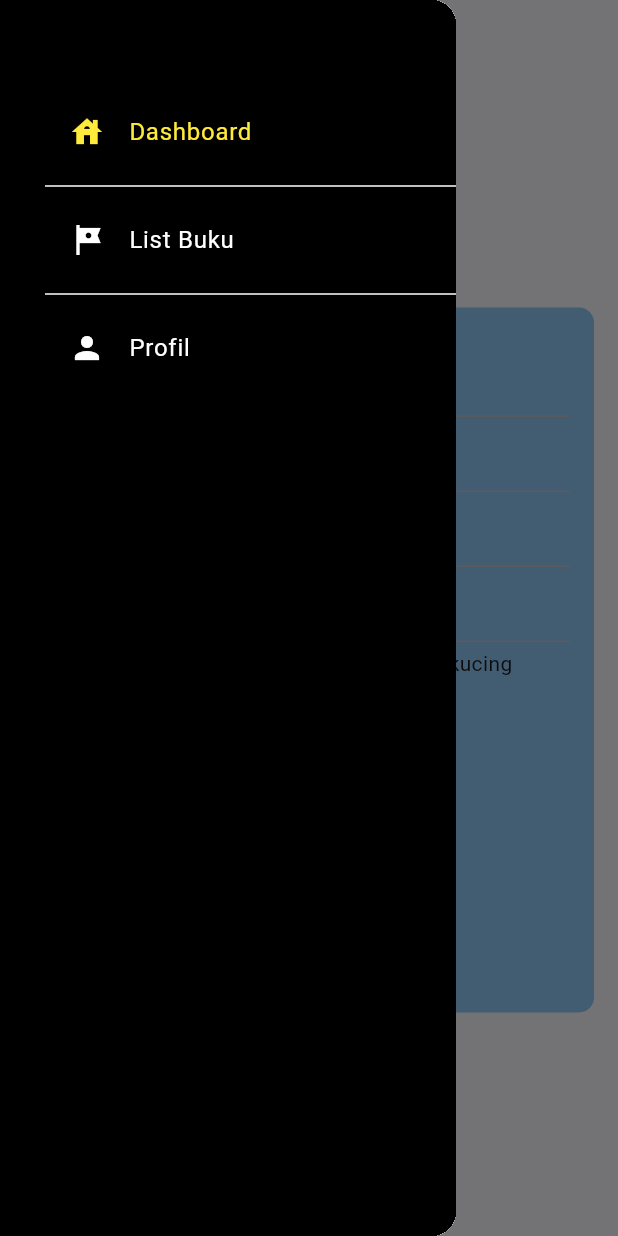
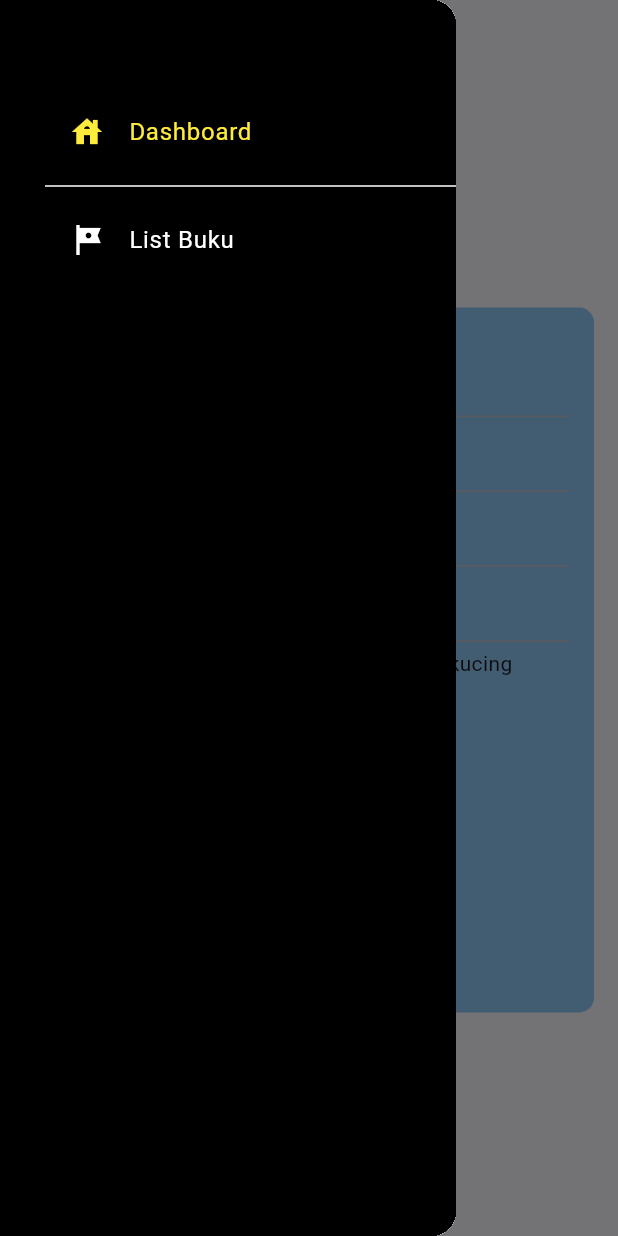
Before and after one commit to B08-PBP2023/bookify_mobile, a Flutter app: the ProfilPage screen opened directly, with the side drawer open, on a phone screen of 412 x 824 dp. Run offline on Flutter 3.47's test engine with Material 3 defaults, Android fonts, the phone set to English and light mode, and no system bars; missing offline and left inert: pbp_django_auth; network calls fail.

Commit message:
profil blom selesai

```diff
--- a/lib/homepage/drawer.dart
+++ b/lib/homepage/drawer.dart
@@ -1,7 +1,6 @@
 import 'package:flutter/material.dart';
 import 'package:bookify_mobile/book_page/screen/list_buku.dart';
 import 'package:bookify_mobile/homepage/homepage.dart';
-import 'package:bookify_mobile/profilUser/profile_page.dart';
 import 'package:pbp_django_auth/pbp_django_auth.dart';
 import 'package:provider/provider.dart';
 
@@ -13,16 +12,20 @@ Drawer buildDrawer(BuildContext context) {
     color: Colors.black,
     child: ListView(
       padding: const EdgeInsets.only(top: 60.0, left: 30.0),
+      // menu navigasi
       children: [
         ListTile(
-            title: const Text('Dashboard', style: TextStyle(color: Colors.yellow)),
+          title:
+              const Text('Dashboard', style: TextStyle(color: Colors.yellow)),
           leading: const Icon(Icons.house, color: Colors.yellow),
           onTap: () {
+            // Route menu ke counter
             Navigator.pushReplacement(
               context,
               MaterialPageRoute(
-                  builder: (context) => const MyHomePage(),
-                ),
+                  builder: (context) => const MyHomePage(
+                      // title: "LiteraKarya",
+                      )),
             );
           },
         ),
@@ -31,25 +34,14 @@ Drawer buildDrawer(BuildContext context) {
           title: const Text('List Buku', style: TextStyle(color: Colors.white)),
           leading: const Icon(Icons.tour, color: Colors.white),
           onTap: () {
+            // Route menu ke counter
             Navigator.pushReplacement(
               context,
               MaterialPageRoute(builder: (context) => const DaftarBuku()),
             );
           },
         ),
-          Divider(color: Colors.white),
-          ListTile(
-            title: const Text('Profil', style: TextStyle(color: Colors.white)),
-            leading: const Icon(Icons.person, color: Colors.white),
-            onTap: () {
-              Navigator.pushReplacement(
-                context,
-                MaterialPageRoute(builder: (context) => const ProfilPage()),
-              );
-            },
-          ),
       ],
     ),
-    ),
-  );
+  ));
 }
```
Lines whose indentation alone changed are shown as unchanged.
